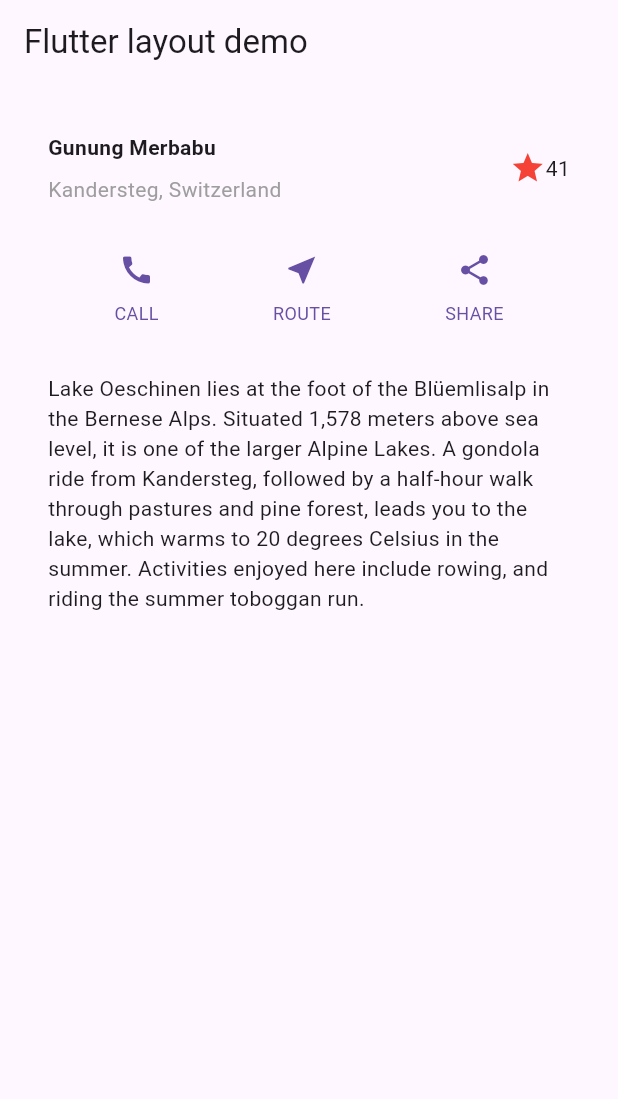
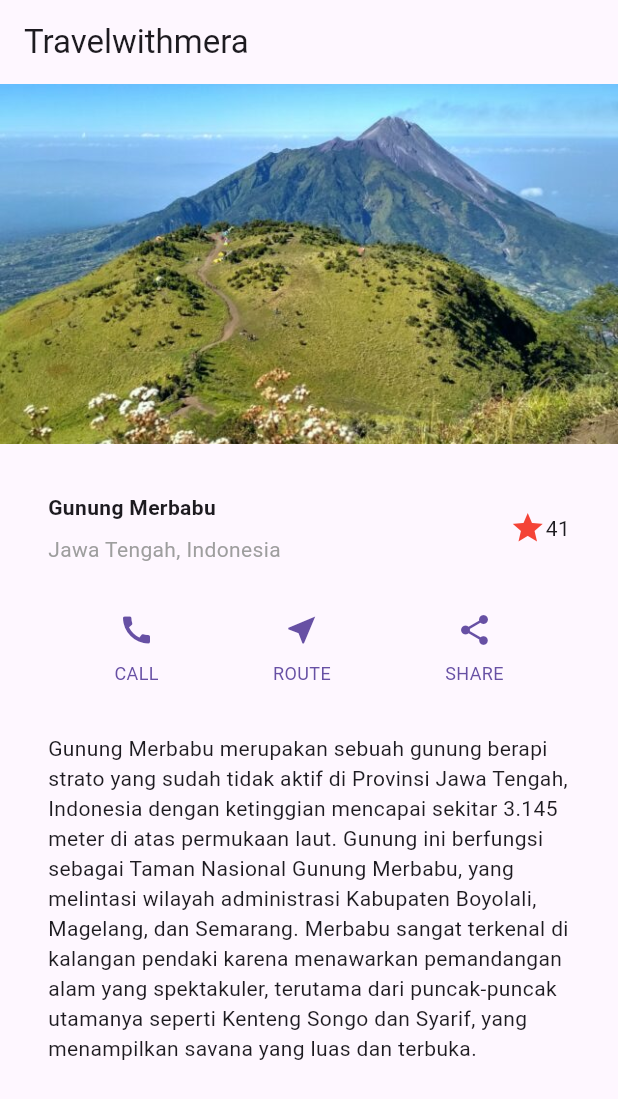
Before and after one commit to MeraditaWahyuWijaya/tugasinternm2, a Flutter app: the screen it shows after launch, on a phone screen of 412 x 824 dp. Shown: the top 1099 px of the screen. Run offline on Flutter 3.47's test engine with Material 3 defaults, Android fonts, the phone set to English and light mode, and no system bars.

Commit message:
Menambahkan foto merbabu

```diff
--- a/lib/main.dart
+++ b/lib/main.dart
@@ -7,12 +7,7 @@ class MyApp extends StatelessWidget {
 
   @override
   Widget build(BuildContext context) {
-    const String appTitle = 'Flutter layout demo';
-    // Tambahkan ImageSection di sini (misalnya: dengan placeholder untuk gambar)
-    // Untuk menjalankan kode ini, Anda perlu memiliki aset gambar di path yang ditentukan
-    const ImageSection mountainImage = ImageSection(
-      image: 'images/lake.jpg', // Ganti dengan path gambar Anda yang benar
-    );
+    const String appTitle = 'Travelwithmera';
 
     return MaterialApp(
       title: appTitle,
@@ -21,22 +16,21 @@ class MyApp extends StatelessWidget {
         body: const SingleChildScrollView(
           child: Column(
             children: [
-              // ImageSection perlu ditambahkan di sini jika Anda ingin menampilkannya
-              // mountainImage,
+              // Tambahkan ImageSection di sini
+              ImageSection(image: 'assets/merbabu.jpeg'),
+
               TitleSection(
                 name: 'Gunung Merbabu',
-                location: 'Kandersteg, Switzerland', // Lokasi ini mungkin perlu disesuaikan dengan Merbabu
+                location: 'Jawa Tengah, Indonesia',
               ),
               ButtonSection(),
               TextSection(
                 description:
-                    "Lake Oeschinen lies at the foot of the Blüemlisalp in the "
-                    "Bernese Alps. Situated 1,578 meters above sea level, it "
-                    "is one of the larger Alpine Lakes. A gondola ride from "
-                    "Kandersteg, followed by a half-hour walk through pastures "
-                    "and pine forest, leads you to the lake, which warms to 20 "
-                    "degrees Celsius in the summer. Activities enjoyed here include "
-                    "rowing, and riding the summer toboggan run.",
+                    "Gunung Merbabu merupakan sebuah gunung berapi strato yang sudah tidak aktif di Provinsi Jawa Tengah, Indonesia "
+                    "dengan ketinggian mencapai sekitar 3.145 meter di atas permukaan laut. "
+                    "Gunung ini berfungsi sebagai Taman Nasional Gunung Merbabu, yang melintasi wilayah administrasi Kabupaten Boyolali, Magelang, dan Semarang. "
+                    "Merbabu sangat terkenal di kalangan pendaki karena menawarkan pemandangan alam yang spektakuler, "
+                    "terutama dari puncak-puncak utamanya seperti Kenteng Songo dan Syarif, yang menampilkan savana yang luas dan terbuka.",
               ),
             ],
           ),
@@ -60,11 +54,9 @@ class TitleSection extends StatelessWidget {
       child: Row(
         children: [
           Expanded(
-            /*1*/
             child: Column(
               crossAxisAlignment: CrossAxisAlignment.start,
               children: [
-                /*2*/
                 Padding(
                   padding: const EdgeInsets.only(bottom: 8),
                   child: Text(
@@ -76,7 +68,6 @@ class TitleSection extends StatelessWidget {
               ],
             ),
           ),
-          /*3*/
           Icon(Icons.star, color: Colors.red[500]),
           const Text('41'),
         ],
@@ -163,7 +154,6 @@ class ImageSection extends StatelessWidget {
 
   @override
   Widget build(BuildContext context) {
-    // Pastikan path gambar 'image' valid di dalam folder 'assets'
     return Image.asset(image, width: 600, height: 240, fit: BoxFit.cover);
   }
 }
--- a/pubspec.yaml
+++ b/pubspec.yaml
@@ -58,9 +58,8 @@ flutter:
   uses-material-design: true
 
   # To add assets to your application, add an assets section, like this:
-  # assets:
-  #   - images/a_dot_burr.jpeg
-  #   - images/a_dot_ham.jpeg
+  assets:
+    - assets/merbabu.jpeg
 
   # An image asset can refer to one or more resolution-specific "variants", see
   # https://flutter.dev/to/resolution-aware-images
```
Also changed, not shown: assets/merbabu.jpeg (added).
